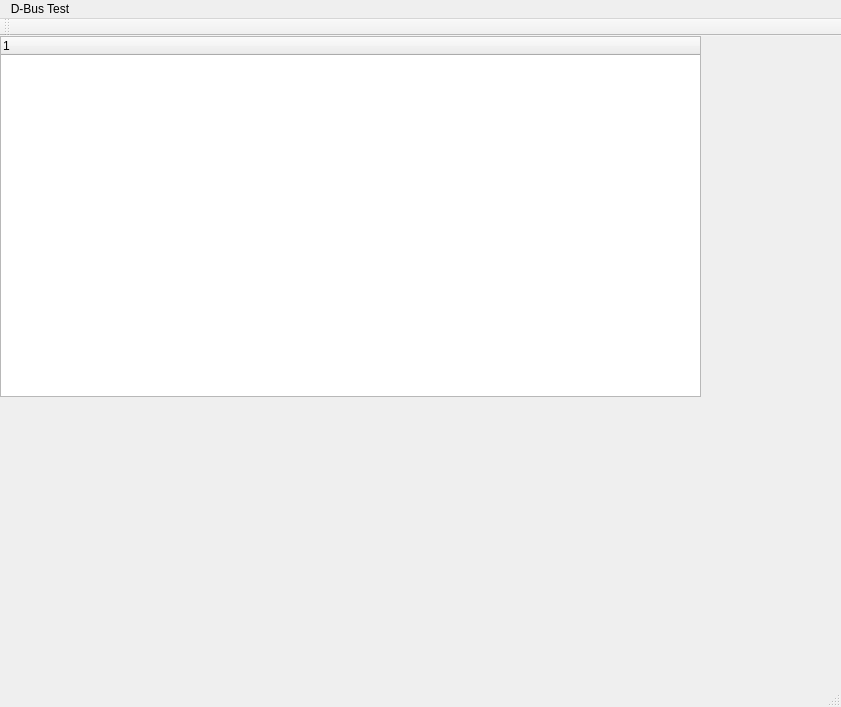
Qt form mainwindow.ui (GierAffe/DBus-test) before a commit.
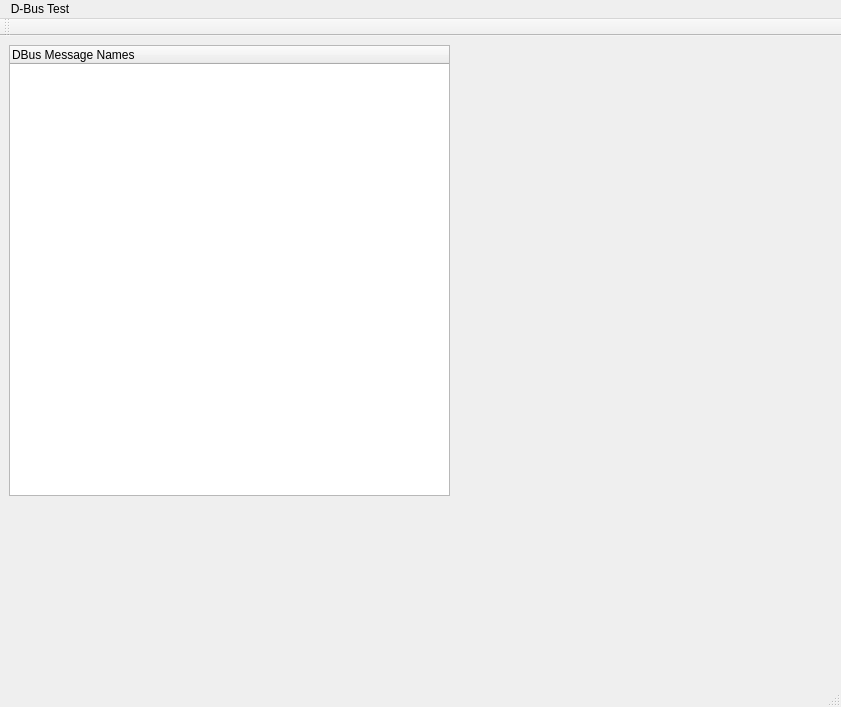
The same form after that commit.

```diff
--- a/mainwindow.ui
+++ b/mainwindow.ui
@@ -20,15 +20,15 @@
    <widget class="QTreeWidget" name="treeWidget">
     <property name="geometry">
      <rect>
-      <x>0</x>
-      <y>0</y>
-      <width>701</width>
-      <height>361</height>
+      <x>9</x>
+      <y>9</y>
+      <width>441</width>
+      <height>451</height>
      </rect>
     </property>
     <column>
      <property name="text">
-      <string notr="true">1</string>
+      <string>DBus Message Names</string>
      </property>
     </column>
    </widget>
```
Left out of the diff: 2 changed lines with no effect on the pictures.
